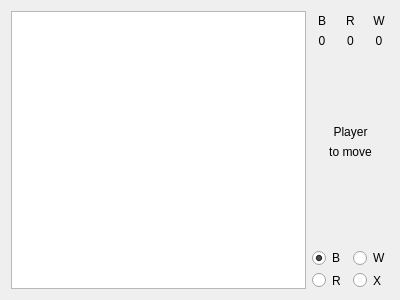
Before: the Qt Designer form shibumi/shibumi_display_ui.ui in donkirkby/shibumi-games, drawn with Qt 5.
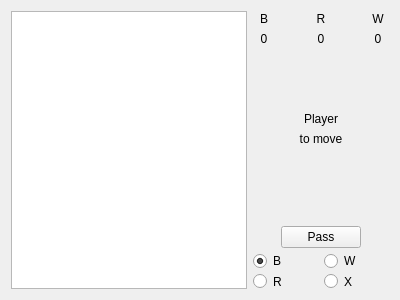
After: the same form once the commit is applied. Custom widgets are drawn as their Qt base class.

Commit message: Add pass button to Spook display, for #13.

```diff
--- a/shibumi/shibumi_display_ui.ui
+++ b/shibumi/shibumi_display_ui.ui
@@ -13,179 +13,10 @@
   <property name="windowTitle">
    <string>Form</string>
   </property>
-  <layout class="QGridLayout" name="grid_layout" rowstretch="1,1,5,1,5,1,1" columnstretch="30,1,1,1,1,1,1" columnminimumwidth="0,0,0,0,0,0,0">
-   <item row="0" column="5" colspan="2">
-    <widget class="ScaledLabel" name="white_count_pixmap">
-     <property name="sizePolicy">
-      <sizepolicy hsizetype="Ignored" vsizetype="Ignored">
-       <horstretch>0</horstretch>
-       <verstretch>0</verstretch>
-      </sizepolicy>
-     </property>
-     <property name="text">
-      <string>W</string>
-     </property>
-     <property name="scaledContents">
-      <bool>true</bool>
-     </property>
-     <property name="alignment">
-      <set>Qt::AlignBottom|Qt::AlignHCenter</set>
-     </property>
-    </widget>
-   </item>
-   <item row="1" column="5" colspan="2">
-    <widget class="ScaledLabel" name="white_count">
-     <property name="sizePolicy">
-      <sizepolicy hsizetype="Ignored" vsizetype="Ignored">
-       <horstretch>0</horstretch>
-       <verstretch>0</verstretch>
-      </sizepolicy>
-     </property>
-     <property name="text">
-      <string>0</string>
-     </property>
-     <property name="scaledContents">
-      <bool>true</bool>
-     </property>
-     <property name="alignment">
-      <set>Qt::AlignHCenter|Qt::AlignTop</set>
-     </property>
-    </widget>
-   </item>
-   <item row="1" column="3" colspan="2">
-    <widget class="ScaledLabel" name="red_count">
-     <property name="sizePolicy">
-      <sizepolicy hsizetype="Ignored" vsizetype="Ignored">
-       <horstretch>0</horstretch>
-       <verstretch>0</verstretch>
-      </sizepolicy>
-     </property>
-     <property name="text">
-      <string>0</string>
-     </property>
-     <property name="scaledContents">
-      <bool>true</bool>
-     </property>
-     <property name="alignment">
-      <set>Qt::AlignHCenter|Qt::AlignTop</set>
-     </property>
-    </widget>
-   </item>
-   <item row="0" column="3" colspan="2">
-    <widget class="ScaledLabel" name="red_count_pixmap">
-     <property name="sizePolicy">
-      <sizepolicy hsizetype="Ignored" vsizetype="Ignored">
-       <horstretch>0</horstretch>
-       <verstretch>0</verstretch>
-      </sizepolicy>
-     </property>
-     <property name="text">
-      <string>R</string>
-     </property>
-     <property name="scaledContents">
-      <bool>true</bool>
-     </property>
-     <property name="alignment">
-      <set>Qt::AlignBottom|Qt::AlignHCenter</set>
-     </property>
-    </widget>
-   </item>
-   <item row="1" column="1" colspan="2">
-    <widget class="ScaledLabel" name="black_count">
-     <property name="sizePolicy">
-      <sizepolicy hsizetype="Ignored" vsizetype="Ignored">
-       <horstretch>0</horstretch>
-       <verstretch>0</verstretch>
-      </sizepolicy>
-     </property>
-     <property name="text">
-      <string>0</string>
-     </property>
-     <property name="scaledContents">
-      <bool>true</bool>
-     </property>
-     <property name="alignment">
-      <set>Qt::AlignHCenter|Qt::AlignTop</set>
-     </property>
-    </widget>
-   </item>
-   <item row="0" column="1" colspan="2">
-    <widget class="ScaledLabel" name="black_count_pixmap">
-     <property name="sizePolicy">
-      <sizepolicy hsizetype="Ignored" vsizetype="Ignored">
-       <horstretch>0</horstretch>
-       <verstretch>0</verstretch>
-      </sizepolicy>
-     </property>
-     <property name="text">
-      <string>B</string>
-     </property>
-     <property name="scaledContents">
-      <bool>true</bool>
-     </property>
-     <property name="alignment">
-      <set>Qt::AlignBottom|Qt::AlignHCenter</set>
-     </property>
-    </widget>
-   </item>
-   <item row="5" column="1" colspan="3">
-    <widget class="ScaledRadioButton" name="move_black">
-     <property name="sizePolicy">
-      <sizepolicy hsizetype="Ignored" vsizetype="Ignored">
-       <horstretch>0</horstretch>
-       <verstretch>0</verstretch>
-      </sizepolicy>
-     </property>
-     <property name="text">
-      <string>B</string>
-     </property>
-     <property name="checked">
-      <bool>true</bool>
-     </property>
-    </widget>
-   </item>
-   <item row="5" column="4" colspan="3">
-    <widget class="ScaledRadioButton" name="move_white">
-     <property name="sizePolicy">
-      <sizepolicy hsizetype="Ignored" vsizetype="Ignored">
-       <horstretch>0</horstretch>
-       <verstretch>0</verstretch>
-      </sizepolicy>
-     </property>
-     <property name="text">
-      <string>W</string>
-     </property>
-    </widget>
-   </item>
-   <item row="6" column="1" colspan="3">
-    <widget class="ScaledRadioButton" name="move_red">
-     <property name="sizePolicy">
-      <sizepolicy hsizetype="Ignored" vsizetype="Ignored">
-       <horstretch>0</horstretch>
-       <verstretch>0</verstretch>
-      </sizepolicy>
-     </property>
-     <property name="text">
-      <string>R</string>
-     </property>
-    </widget>
-   </item>
-   <item row="0" column="0" rowspan="7">
+  <layout class="QGridLayout" name="grid_layout" rowstretch="1,1,5,1,5,1,1,1" columnstretch="30,1,1,1,1,1,1" columnminimumwidth="0,0,0,0,0,0,0">
+   <item row="0" column="0" rowspan="8">
     <widget class="QGraphicsView" name="game_display"/>
    </item>
-   <item row="6" column="4" colspan="3">
-    <widget class="ScaledRadioButton" name="remove">
-     <property name="sizePolicy">
-      <sizepolicy hsizetype="Ignored" vsizetype="Ignored">
-       <horstretch>0</horstretch>
-       <verstretch>0</verstretch>
-      </sizepolicy>
-     </property>
-     <property name="text">
-      <string>X</string>
-     </property>
-    </widget>
-   </item>
    <item row="4" column="1" colspan="6">
     <spacer name="verticalSpacer">
      <property name="orientation">
@@ -199,6 +30,111 @@
      </property>
     </spacer>
    </item>
+   <item row="6" column="1" colspan="3">
+    <widget class="ScaledRadioButton" name="move_black">
+     <property name="sizePolicy">
+      <sizepolicy hsizetype="Ignored" vsizetype="Ignored">
+       <horstretch>0</horstretch>
+       <verstretch>0</verstretch>
+      </sizepolicy>
+     </property>
+     <property name="text">
+      <string>B</string>
+     </property>
+     <property name="checked">
+      <bool>true</bool>
+     </property>
+    </widget>
+   </item>
+   <item row="1" column="5" colspan="2">
+    <widget class="ScaledLabel" name="white_count">
+     <property name="sizePolicy">
+      <sizepolicy hsizetype="Ignored" vsizetype="Ignored">
+       <horstretch>0</horstretch>
+       <verstretch>0</verstretch>
+      </sizepolicy>
+     </property>
+     <property name="text">
+      <string>0</string>
+     </property>
+     <property name="scaledContents">
+      <bool>true</bool>
+     </property>
+     <property name="alignment">
+      <set>Qt::AlignHCenter|Qt::AlignTop</set>
+     </property>
+    </widget>
+   </item>
+   <item row="0" column="5" colspan="2">
+    <widget class="ScaledLabel" name="white_count_pixmap">
+     <property name="sizePolicy">
+      <sizepolicy hsizetype="Ignored" vsizetype="Ignored">
+       <horstretch>0</horstretch>
+       <verstretch>0</verstretch>
+      </sizepolicy>
+     </property>
+     <property name="text">
+      <string>W</string>
+     </property>
+     <property name="scaledContents">
+      <bool>true</bool>
+     </property>
+     <property name="alignment">
+      <set>Qt::AlignBottom|Qt::AlignHCenter</set>
+     </property>
+    </widget>
+   </item>
+   <item row="7" column="1" colspan="3">
+    <widget class="ScaledRadioButton" name="move_red">
+     <property name="sizePolicy">
+      <sizepolicy hsizetype="Ignored" vsizetype="Ignored">
+       <horstretch>0</horstretch>
+       <verstretch>0</verstretch>
+      </sizepolicy>
+     </property>
+     <property name="text">
+      <string>R</string>
+     </property>
+    </widget>
+   </item>
+   <item row="1" column="3" colspan="2">
+    <widget class="ScaledLabel" name="red_count">
+     <property name="sizePolicy">
+      <sizepolicy hsizetype="Ignored" vsizetype="Ignored">
+       <horstretch>0</horstretch>
+       <verstretch>0</verstretch>
+      </sizepolicy>
+     </property>
+     <property name="text">
+      <string>0</string>
+     </property>
+     <property name="scaledContents">
+      <bool>true</bool>
+     </property>
+     <property name="alignment">
+      <set>Qt::AlignHCenter|Qt::AlignTop</set>
+     </property>
+    </widget>
+   </item>
+   <item row="0" column="3" colspan="2">
+    <widget class="ScaledLabel" name="red_count_pixmap">
+     <property name="sizePolicy">
+      <sizepolicy hsizetype="Ignored" vsizetype="Ignored">
+       <horstretch>0</horstretch>
+       <verstretch>0</verstretch>
+      </sizepolicy>
+     </property>
+     <property name="text">
+      <string>R</string>
+     </property>
+     <property name="scaledContents">
+      <bool>true</bool>
+     </property>
+     <property name="alignment">
+      <set>Qt::AlignBottom|Qt::AlignHCenter</set>
+     </property>
+    </widget>
+   </item>
    <item row="3" column="1" colspan="6">
     <widget class="ScaledLabel" name="move_text">
      <property name="sizePolicy">
@@ -218,6 +154,51 @@
      </property>
     </widget>
    </item>
+   <item row="1" column="1" colspan="2">
+    <widget class="ScaledLabel" name="black_count">
+     <property name="sizePolicy">
+      <sizepolicy hsizetype="Ignored" vsizetype="Ignored">
+       <horstretch>0</horstretch>
+       <verstretch>0</verstretch>
+      </sizepolicy>
+     </property>
+     <property name="text">
+      <string>0</string>
+     </property>
+     <property name="scaledContents">
+      <bool>true</bool>
+     </property>
+     <property name="alignment">
+      <set>Qt::AlignHCenter|Qt::AlignTop</set>
+     </property>
+    </widget>
+   </item>
+   <item row="7" column="4" colspan="3">
+    <widget class="ScaledRadioButton" name="remove">
+     <property name="sizePolicy">
+      <sizepolicy hsizetype="Ignored" vsizetype="Ignored">
+       <horstretch>0</horstretch>
+       <verstretch>0</verstretch>
+      </sizepolicy>
+     </property>
+     <property name="text">
+      <string>X</string>
+     </property>
+    </widget>
+   </item>
+   <item row="6" column="4" colspan="3">
+    <widget class="ScaledRadioButton" name="move_white">
+     <property name="sizePolicy">
+      <sizepolicy hsizetype="Ignored" vsizetype="Ignored">
+       <horstretch>0</horstretch>
+       <verstretch>0</verstretch>
+      </sizepolicy>
+     </property>
+     <property name="text">
+      <string>W</string>
+     </property>
+    </widget>
+   </item>
    <item row="2" column="1" colspan="6">
     <widget class="ScaledLabel" name="player_pixmap">
      <property name="sizePolicy">
@@ -237,6 +218,32 @@
      </property>
     </widget>
    </item>
+   <item row="0" column="1" colspan="2">
+    <widget class="ScaledLabel" name="black_count_pixmap">
+     <property name="sizePolicy">
+      <sizepolicy hsizetype="Ignored" vsizetype="Ignored">
+       <horstretch>0</horstretch>
+       <verstretch>0</verstretch>
+      </sizepolicy>
+     </property>
+     <property name="text">
+      <string>B</string>
+     </property>
+     <property name="scaledContents">
+      <bool>true</bool>
+     </property>
+     <property name="alignment">
+      <set>Qt::AlignBottom|Qt::AlignHCenter</set>
+     </property>
+    </widget>
+   </item>
+   <item row="5" column="3" colspan="2">
+    <widget class="QPushButton" name="pass_button">
+     <property name="text">
+      <string>Pass</string>
+     </property>
+    </widget>
+   </item>
   </layout>
  </widget>
  <customwidgets>
```
The commit also changes 3 other files.
